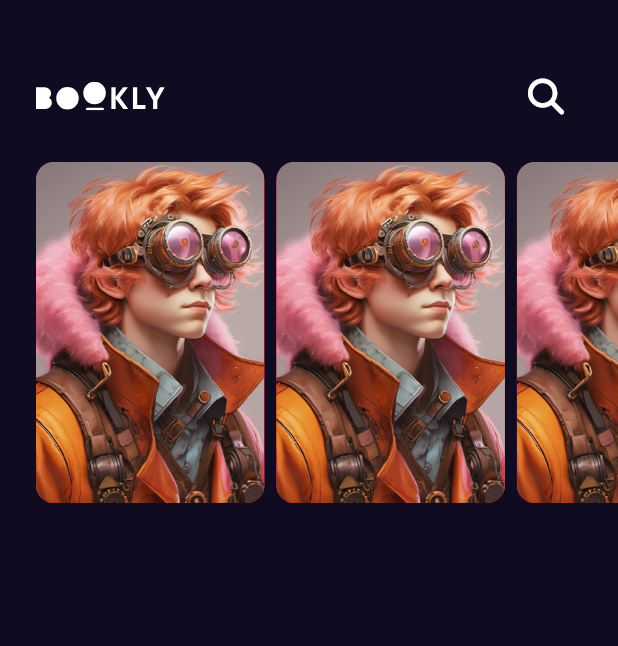
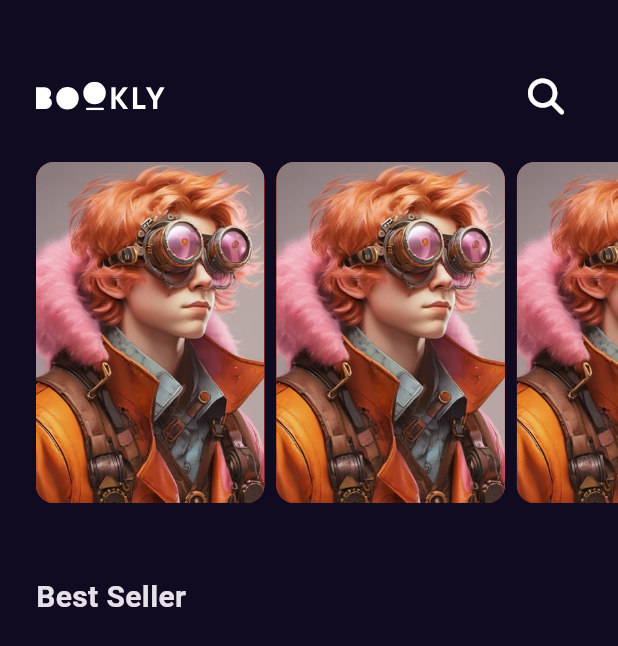
Before and after one commit to Eslam-Hossam1/bookly_app, a Flutter app: the screen it shows after launch, on a phone screen of 412 x 824 dp. Shown: the top 646 px of the screen. Run offline on Flutter 3.47's test engine with Material 3 defaults, Android fonts, the phone set to English and light mode, and no system bars; our stand-ins replace flutter_svg, font_awesome_flutter, get.

Commit message:
create syles file & create home bottom side & add title to it & add all to home view body

```diff
--- /dev/null
+++ b/lib/Features/home/presentation/views/widgets/home_bottom_side.dart
@@ -0,0 +1,26 @@
+import 'package:bookly_app/core/utils/styles.dart';
+import 'package:flutter/material.dart';
+
+class HomeBottomSide extends StatelessWidget {
+  const HomeBottomSide({super.key});
+
+  @override
+  Widget build(BuildContext context) {
+    return const Padding(
+      padding: EdgeInsets.only(left: 24, right: 24, top: 48),
+      child: Column(
+        children: [
+          Row(
+            mainAxisAlignment: MainAxisAlignment.start,
+            children: [
+              Text(
+                "Best Seller",
+                style: Styles.titleMedium,
+              ),
+            ],
+          ),
+        ],
+      ),
+    );
+  }
+}
--- a/lib/Features/home/presentation/views/widgets/home_view_body.dart
+++ b/lib/Features/home/presentation/views/widgets/home_view_body.dart
@@ -1,6 +1,7 @@
 import 'package:bookly_app/Features/home/presentation/views/widgets/custom_app_bar.dart';
 import 'package:bookly_app/Features/home/presentation/views/widgets/featured_list_view.dart';
 import 'package:bookly_app/Features/home/presentation/views/widgets/featured_list_view_item.dart';
+import 'package:bookly_app/Features/home/presentation/views/widgets/home_bottom_side.dart';
 import 'package:flutter/material.dart';
 
 class HomeViewBody extends StatelessWidget {
@@ -9,7 +10,7 @@ class HomeViewBody extends StatelessWidget {
   @override
   Widget build(BuildContext context) {
     return const Column(
-      children: [CustomAppBar(), FeaturedListView()],
+      children: [CustomAppBar(), FeaturedListView(), HomeBottomSide()],
     );
   }
 }
--- a/lib/core/utils/assets.dart
+++ b/lib/core/utils/assets.dart
@@ -1,4 +1,4 @@
-class AssetsData {
+abstract class AssetsData {
   static const logo = "assets/images/Logo.svg";
   static const testImage = "assets/images/test_image.webp";
 }
--- /dev/null
+++ b/lib/core/utils/styles.dart
@@ -0,0 +1,6 @@
+import 'package:flutter/material.dart';
+
+abstract class Styles {
+  static const titleMedium =
+      TextStyle(fontSize: 20, fontWeight: FontWeight.w600);
+}
```
